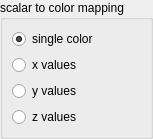
This is gui/widgets/DataChooser.ui in kateyy/geohazardvis as Qt 5 draws it before an edit. The edited form follows.
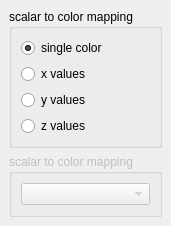
This is the edited form.

Commit message: move gradient combo box to data chooser, improve ui #12

The edit to the form file:
```diff
--- a/gui/widgets/DataChooser.ui
+++ b/gui/widgets/DataChooser.ui
@@ -6,13 +6,22 @@
    <rect>
     <x>0</x>
     <y>0</y>
-    <width>129</width>
-    <height>141</height>
+    <width>147</width>
+    <height>218</height>
    </rect>
   </property>
+  <property name="sizePolicy">
+   <sizepolicy hsizetype="Preferred" vsizetype="Maximum">
+    <horstretch>0</horstretch>
+    <verstretch>0</verstretch>
+   </sizepolicy>
+  </property>
   <property name="windowTitle">
    <string/>
   </property>
+  <widget class="QWidget" name="content">
+   <layout class="QVBoxLayout" name="mainLayout">
+    <item>
   <widget class="QGroupBox" name="groupBox">
    <property name="sizePolicy">
     <sizepolicy hsizetype="Preferred" vsizetype="Fixed">
@@ -57,6 +66,30 @@
     </item>
    </layout>
   </widget>
+    </item>
+    <item>
+     <widget class="QGroupBox" name="gradientGroupBox">
+      <property name="enabled">
+       <bool>false</bool>
+      </property>
+      <property name="sizePolicy">
+       <sizepolicy hsizetype="Preferred" vsizetype="Fixed">
+        <horstretch>0</horstretch>
+        <verstretch>0</verstretch>
+       </sizepolicy>
+      </property>
+      <property name="title">
+       <string>scalar to color mapping</string>
+      </property>
+      <layout class="QVBoxLayout" name="gradientGroupLayout">
+       <item>
+        <widget class="QComboBox" name="gradientComboBox"/>
+       </item>
+      </layout>
+     </widget>
+    </item>
+   </layout>
+  </widget>
  </widget>
  <resources/>
  <connections>
```
Left out of the diff: 33 changed lines with no effect on the pictures. Lines whose indentation alone changed are shown as unchanged. The commit also changes 7 other files.
